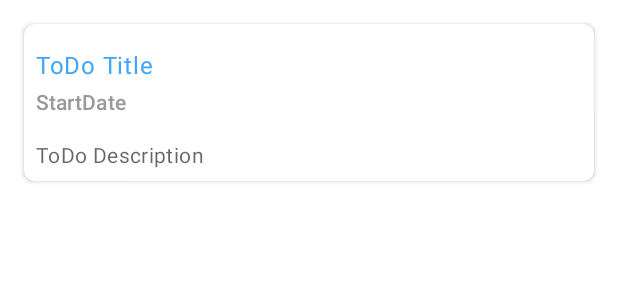
After one commit to JohanesPeterV/team_planner, an Android app: the layout team_row.xml on its own in the app's theme, with its tools: preview values and no code run, on a phone screen of 412 x 824 dp. The commit adds this screen. Shown: the top 300 px of the screen. Run offline under Robolectric (Android 15) with nearby library versions, the phone set to English and light mode, and no system bars.

Commit message:
feat: team fragment

```diff
--- a/app/build.gradle
+++ b/app/build.gradle
@@ -1,6 +1,7 @@
 plugins {
     id 'com.android.application'
     id 'com.google.gms.google-services'
+//    id 'com.huawei.agconnect'
 }
 
 android {
--- a/app/src/main/AndroidManifest.xml
+++ b/app/src/main/AndroidManifest.xml
@@ -3,6 +3,11 @@
     package="com.mobile_prog.team_planner">
     <uses-permission android:name="android.permission.ACCESS_NETWORK_STATE" />
     <uses-permission android:name="android.permission.ACCESS_WIFI_STATE" />
+    <uses-permission android:name="android.permission.CAMERA" />
+    <!--File read permission-->
+    <uses-permission android:name="android.permission.READ_EXTERNAL_STORAGE" />
+    <uses-feature android:name="android.hardware.camera" />
+    <uses-feature android:name="android.hardware.camera.autofocus" />
     <application android:theme="@style/Theme.ProjectMoprog"
         android:usesCleartextTraffic="true"
         android:name="com.mobile_prog.AdsHuawei"
--- a/app/src/main/java/com/mobile_prog/team_planner/MainActivity.java
+++ b/app/src/main/java/com/mobile_prog/team_planner/MainActivity.java
@@ -90,7 +90,7 @@ public class MainActivity extends AppCompatActivity {
                     currentFragment=new HomeFragment();
                     break;
                 case 1:
-                    currentFragment=new HomeFragment();
+                    currentFragment=new TeamFragment();
                     break;
                 case 2:
                     currentFragment=new UserProfileFragment();
--- a/app/src/main/java/com/mobile_prog/team_planner/adapters/ToDoAdapter.java
+++ b/app/src/main/java/com/mobile_prog/team_planner/adapters/ToDoAdapter.java
@@ -11,6 +11,7 @@ import androidx.annotation.NonNull;
 import androidx.recyclerview.widget.RecyclerView;
 
 import com.mobile_prog.team_planner.R;
+import com.mobile_prog.team_planner.models.Team;
 import com.mobile_prog.team_planner.models.ToDo;
 import com.mobile_prog.team_planner.repositories.UserRepository;
 
--- a/app/src/main/java/com/mobile_prog/team_planner/models/Team.java
+++ b/app/src/main/java/com/mobile_prog/team_planner/models/Team.java
@@ -4,6 +4,7 @@ import java.util.ArrayList;
 import java.util.Date;
 
 public class Team {
+
 
     private String name;
     private String description;
@@ -16,6 +17,7 @@ public class Team {
     public void getToDo(int index){
         toDoArrayList.get(index);
     }
+
     public boolean validatePassword(String password){
         if(this.password.equals(password))return true;
         return false;
--- /dev/null
+++ b/app/src/main/res/layout/team_row.xml
@@ -0,0 +1,76 @@
+<?xml version="1.0" encoding="utf-8"?>
+<layout
+    xmlns:android="http://schemas.android.com/apk/res/android"
+    xmlns:app="http://schemas.android.com/apk/res-auto"
+    xmlns:tools="http://schemas.android.com/tools">
+    <androidx.constraintlayout.widget.ConstraintLayout
+        android:layout_width="match_parent"
+        android:layout_height="wrap_content">
+
+
+        <androidx.cardview.widget.CardView
+            android:id="@+id/cardView"
+            android:layout_width="match_parent"
+            android:layout_height="wrap_content"
+            android:layout_marginStart="16dp"
+            android:layout_marginTop="16dp"
+            android:layout_marginEnd="16dp"
+            android:layout_marginBottom="4dp"
+            android:clipToPadding="false"
+            android:scrollbarStyle="outsideOverlay"
+            app:cardCornerRadius="7dp"
+            app:layout_constraintBottom_toBottomOf="parent"
+            app:layout_constraintEnd_toEndOf="parent"
+            app:layout_constraintStart_toStartOf="parent"
+            app:layout_constraintTop_toTopOf="parent">
+
+
+            <androidx.constraintlayout.widget.ConstraintLayout
+                android:layout_width="match_parent"
+                android:layout_height="wrap_content">
+
+                <TextView
+                    android:id="@+id/team_name"
+                    android:layout_width="0dp"
+                    android:layout_height="wrap_content"
+                    android:layout_marginStart="8dp"
+                    android:layout_marginTop="16dp"
+                    android:text="ToDo Title"
+                    android:textAppearance="@style/TextAppearance.MaterialComponents.Body1"
+                    android:textColor="@color/primary"
+                    app:layout_constraintStart_toStartOf="parent"
+                    app:layout_constraintTop_toTopOf="parent" />
+
+                <TextView
+                    android:id="@+id/team_desc"
+                    android:layout_width="wrap_content"
+                    android:layout_height="wrap_content"
+                    android:layout_marginStart="8dp"
+                    android:layout_marginTop="4dp"
+                    android:text="StartDate"
+                    android:textAppearance="@style/TextAppearance.MaterialComponents.Subtitle2"
+                    android:textColor="#999"
+                    app:layout_constraintStart_toStartOf="parent"
+                    app:layout_constraintTop_toBottomOf="@+id/team_name" />
+
+                <TextView
+                    android:id="@+id/team_dateOfCreation"
+                    android:layout_width="0dp"
+                    android:layout_height="wrap_content"
+                    android:layout_marginStart="8dp"
+                    android:layout_marginTop="16dp"
+                    android:layout_marginEnd="8dp"
+                    android:paddingBottom="8dp"
+                    android:text="ToDo Description"
+                    android:textAppearance="@style/TextAppearance.MaterialComponents.Body2"
+                    android:textColor="?android:attr/textColorSecondary"
+                    app:layout_constraintEnd_toEndOf="parent"
+                    app:layout_constraintHorizontal_bias="1.0"
+                    app:layout_constraintStart_toStartOf="parent"
+                    app:layout_constraintTop_toBottomOf="@+id/team_desc" />
+
+            </androidx.constraintlayout.widget.ConstraintLayout>
+        </androidx.cardview.widget.CardView>
+
+    </androidx.constraintlayout.widget.ConstraintLayout>
+</layout>
--- a/build.gradle
+++ b/build.gradle
@@ -8,7 +8,6 @@ buildscript {
     dependencies {
         classpath "com.android.tools.build:gradle:7.0.4"
         classpath 'com.google.gms:google-services:4.3.10'
-//        classpath 'com.huawei.agconnect:agcp:1.5.2.300'
         // NOTE: Do not place your application dependencies here; they belong
         // in the individual module build.gradle files
     }
```
Also changed, not shown: app/src/main/java/com/mobile_prog/team_planner/TeamFragment.java (added, +47 -0 lines), app/src/main/java/com/mobile_prog/team_planner/UserProfileFragment.java (+11 -7 lines), app/src/main/java/com/mobile_prog/team_planner/adapters/TeamAdapter.java (added, +66 -0 lines), app/src/main/res/layout/fragment_team.xml (added, +12 -0 lines), app/src/main/res/layout/fragment_user_profile.xml (+9 -0 lines), 1 other file.
